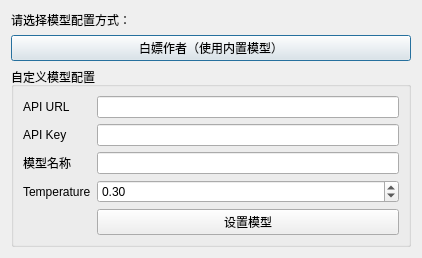
Before: the Qt Designer form model_config_dialog.ui in Miska-raligun/ai-translator, drawn with Qt 5.
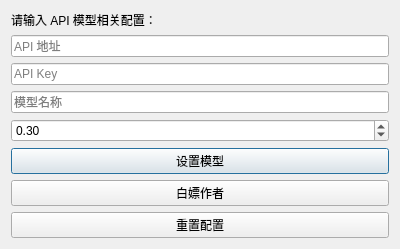
After: the same form once the commit is applied.

Commit message: change icon and add clean model bottom

Diff of the .ui file:
```diff
--- a/model_config_dialog.ui
+++ b/model_config_dialog.ui
@@ -6,8 +6,8 @@
    <rect>
     <x>0</x>
     <y>0</y>
-    <width>422</width>
-    <height>253</height>
+    <width>400</width>
+    <height>213</height>
    </rect>
   </property>
   <property name="windowTitle">
@@ -17,68 +17,32 @@
    <item>
     <widget class="QLabel" name="label">
      <property name="text">
-      <string>请选择模型配置方式：</string>
+      <string>请输入 API 模型相关配置：</string>
      </property>
     </widget>
    </item>
    <item>
-    <widget class="QPushButton" name="useDefaultButton">
-     <property name="text">
-      <string>白嫖作者（使用内置模型）</string>
+    <widget class="QLineEdit" name="apiUrlEdit">
+     <property name="placeholderText">
+      <string>API 地址</string>
      </property>
     </widget>
    </item>
    <item>
-    <widget class="QGroupBox" name="customGroupBox">
-     <property name="title">
-      <string>自定义模型配置</string>
-     </property>
-     <layout class="QFormLayout" name="formLayout">
-      <item row="0" column="0">
-       <widget class="QLabel" name="label_1">
-        <property name="text">
-         <string>API URL</string>
-        </property>
-       </widget>
-      </item>
-      <item row="0" column="1">
-       <widget class="QLineEdit" name="apiUrlEdit"/>
-      </item>
-      <item row="1" column="0">
-       <widget class="QLabel" name="label_2">
-        <property name="text">
+    <widget class="QLineEdit" name="apiKeyEdit">
+     <property name="placeholderText">
          <string>API Key</string>
         </property>
        </widget>
       </item>
-      <item row="1" column="1">
-       <widget class="QLineEdit" name="apiKeyEdit"/>
-      </item>
-      <item row="2" column="0">
-       <widget class="QLabel" name="label_3">
-        <property name="text">
+   <item>
+    <widget class="QLineEdit" name="modelEdit">
+     <property name="placeholderText">
          <string>模型名称</string>
         </property>
        </widget>
       </item>
-      <item row="2" column="1">
-       <widget class="QLineEdit" name="modelEdit"/>
-      </item>
-      <item row="3" column="0">
-       <widget class="QLabel" name="label_4">
-        <property name="text">
-         <string>Temperature</string>
-        </property>
-       </widget>
-      </item>
-      <item row="4" column="1">
-       <widget class="QPushButton" name="setCustomButton">
-        <property name="text">
-         <string>设置模型</string>
-        </property>
-       </widget>
-      </item>
-      <item row="3" column="1">
+   <item>
        <widget class="QDoubleSpinBox" name="temperatureSpinBox">
         <property name="minimum">
          <double>0.000000000000000</double>
@@ -94,7 +58,28 @@
         </property>
        </widget>
       </item>
-     </layout>
+   <item>
+    <widget class="QPushButton" name="setCustomButton">
+     <property name="text">
+      <string>设置模型</string>
+     </property>
+    </widget>
+   </item>
+   <item>
+    <widget class="QPushButton" name="useDefaultButton">
+     <property name="text">
+      <string>白嫖作者</string>
+     </property>
+    </widget>
+   </item>
+   <item>
+    <layout class="QHBoxLayout" name="buttonLayout"/>
+   </item>
+   <item>
+    <widget class="QPushButton" name="resetButton">
+     <property name="text">
+      <string>重置配置</string>
+     </property>
     </widget>
    </item>
   </layout>
```
Lines whose indentation alone changed are shown as unchanged. The commit also changes 786 other files.
